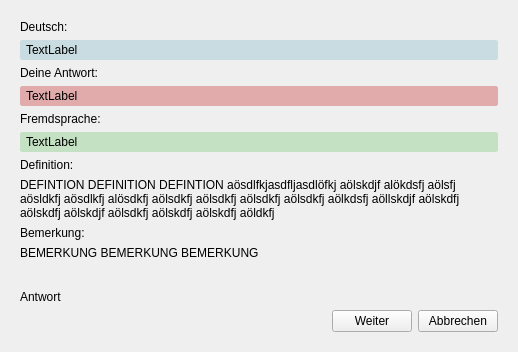
samuelx12/Vocitrainer, file Client/res/qt/trainingsfenster.ui: the form before one commit.
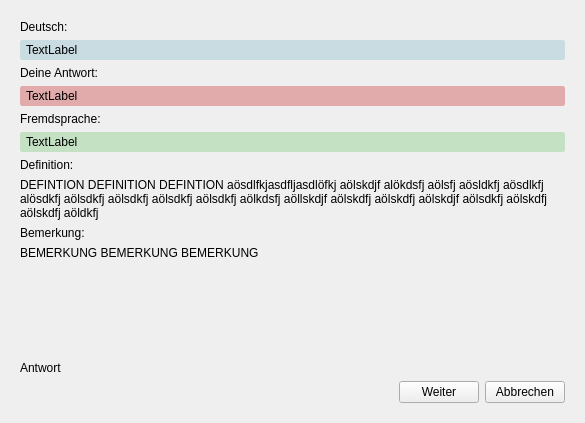
The form after the commit. Icons and pictures are not drawn.

What changed in the file:
```diff
--- a/Client/res/qt/trainingsfenster.ui
+++ b/Client/res/qt/trainingsfenster.ui
@@ -6,8 +6,8 @@
    <rect>
     <x>0</x>
     <y>0</y>
-    <width>518</width>
-    <height>352</height>
+    <width>585</width>
+    <height>423</height>
    </rect>
   </property>
   <property name="windowTitle">
```
Left out of the diff: 4 changed lines with no effect on the pictures.
